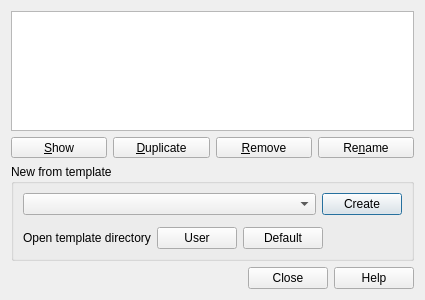
Qt form src/ui/layout/qgslayoutmanagerbase.ui (qgis/QGIS) before a commit.
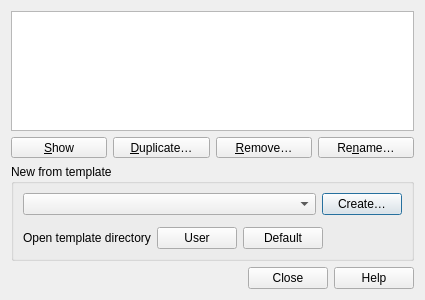
The same form after that commit. Icons and pictures are not drawn. Custom widgets are drawn as their Qt base class.

Commit message: Add ellipsis to buttons label

The edit to the form file:
```diff
--- a/src/ui/layout/qgslayoutmanagerbase.ui
+++ b/src/ui/layout/qgslayoutmanagerbase.ui
@@ -35,7 +35,7 @@
         </sizepolicy>
        </property>
        <property name="text">
-        <string>&amp;Duplicate</string>
+        <string>&amp;Duplicate…</string>
        </property>
       </widget>
      </item>
@@ -48,7 +48,7 @@
         </sizepolicy>
        </property>
        <property name="text">
-        <string>Re&amp;name</string>
+        <string>Re&amp;name…</string>
        </property>
       </widget>
      </item>
@@ -61,7 +61,7 @@
         </sizepolicy>
        </property>
        <property name="text">
-        <string>&amp;Remove</string>
+        <string>&amp;Remove…</string>
        </property>
       </widget>
      </item>
@@ -117,7 +117,7 @@
          </sizepolicy>
         </property>
         <property name="text">
-         <string>Create</string>
+         <string>Create…</string>
         </property>
        </widget>
       </item>
```
